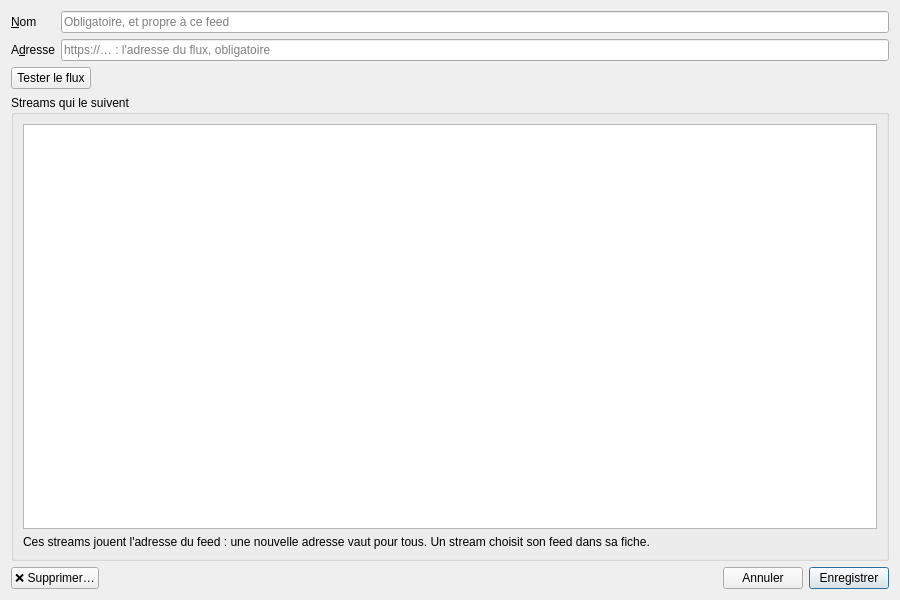
The window that src/machincast/interface/ui/feed_card.ui (dascritch/machincast) describes before a commit, drawn with Qt 5.
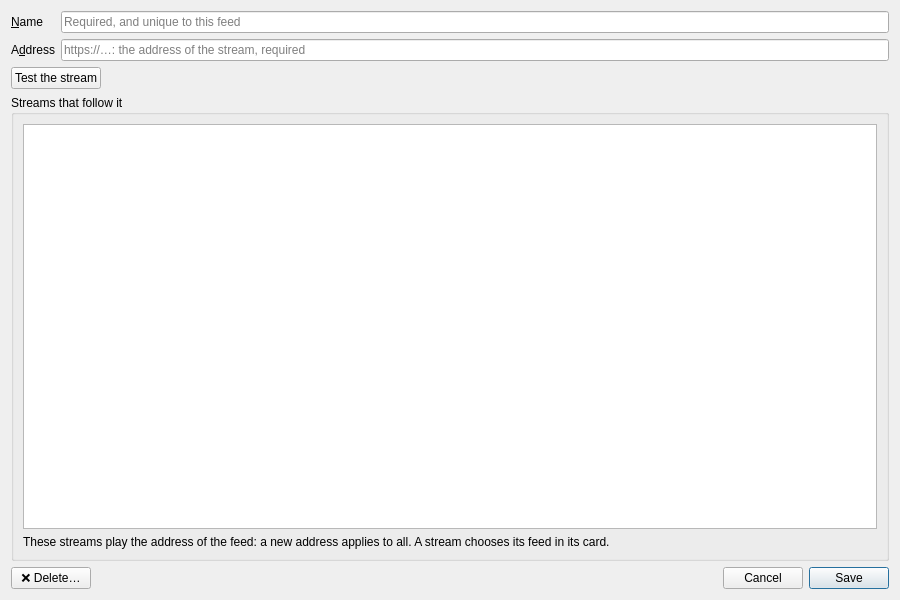
The same window after the commit.

```diff
--- a/src/machincast/interface/ui/feed_card.ui
+++ b/src/machincast/interface/ui/feed_card.ui
@@ -16,7 +16,7 @@
      <item row="0" column="0">
       <widget class="QLabel" name="name_caption">
        <property name="text">
-        <string>&amp;Nom</string>
+        <string>&amp;Name</string>
        </property>
        <property name="buddy">
         <cstring>name</cstring>
@@ -29,14 +29,14 @@
         <number>255</number>
        </property>
        <property name="placeholderText">
-        <string>Obligatoire, et propre à ce feed</string>
+        <string>Required, and unique to this feed</string>
        </property>
       </widget>
      </item>
      <item row="1" column="0">
       <widget class="QLabel" name="url_caption">
        <property name="text">
-        <string>A&amp;dresse</string>
+        <string>A&amp;ddress</string>
        </property>
        <property name="buddy">
         <cstring>url</cstring>
@@ -46,7 +46,7 @@
      <item row="1" column="1">
       <widget class="QLineEdit" name="url">
        <property name="placeholderText">
-        <string>https://… : l'adresse du flux, obligatoire</string>
+        <string>https://…: the address of the stream, required</string>
        </property>
       </widget>
      </item>
@@ -57,7 +57,7 @@
      <item>
       <widget class="QPushButton" name="test">
        <property name="text">
-        <string>Tester le flux</string>
+        <string>Test the stream</string>
        </property>
       </widget>
      </item>
@@ -73,7 +73,7 @@
    <item>
     <widget class="QGroupBox" name="stream_group">
      <property name="title">
-      <string>Streams qui le suivent</string>
+      <string>Streams that follow it</string>
      </property>
      <layout class="QVBoxLayout" name="stream_layout">
       <item>
@@ -86,7 +86,7 @@
       <item>
        <widget class="QLabel" name="stream_explanation">
         <property name="text">
-         <string>Ces streams jouent l'adresse du feed : une nouvelle adresse vaut pour tous. Un stream choisit son feed dans sa fiche.</string>
+         <string>These streams play the address of the feed: a new address applies to all. A stream chooses its feed in its card.</string>
         </property>
         <property name="wordWrap">
          <bool>true</bool>
@@ -101,7 +101,7 @@
      <item>
       <widget class="QPushButton" name="delete">
        <property name="text">
-        <string>❌ Supprimer…</string>
+        <string>❌ Delete…</string>
        </property>
        <property name="toolTip">
         <string>Supprime l'élément de la base, après confirmation ; aucun fichier n'est touché.</string>
@@ -118,14 +118,14 @@
      <item>
       <widget class="QPushButton" name="cancel">
        <property name="text">
-        <string>Annuler</string>
+        <string>Cancel</string>
        </property>
       </widget>
      </item>
      <item>
       <widget class="QPushButton" name="save">
        <property name="text">
-        <string>Enregistrer</string>
+        <string>Save</string>
        </property>
        <property name="default">
         <bool>true</bool>
```
Left out of the diff: 2 changed lines with no effect on the pictures.
